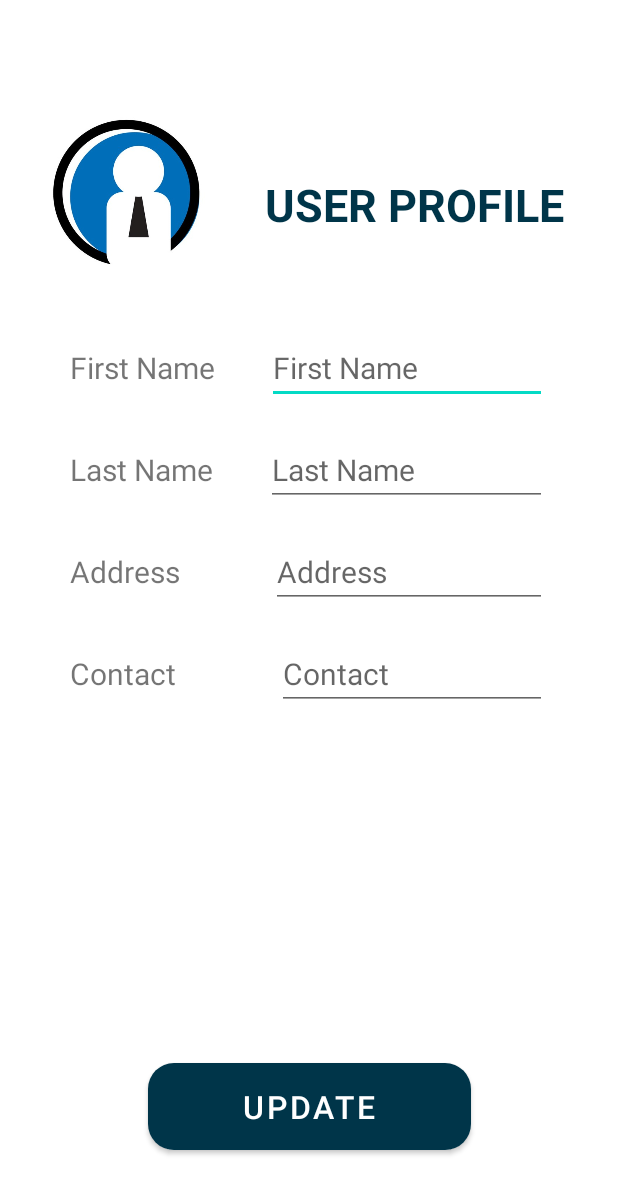
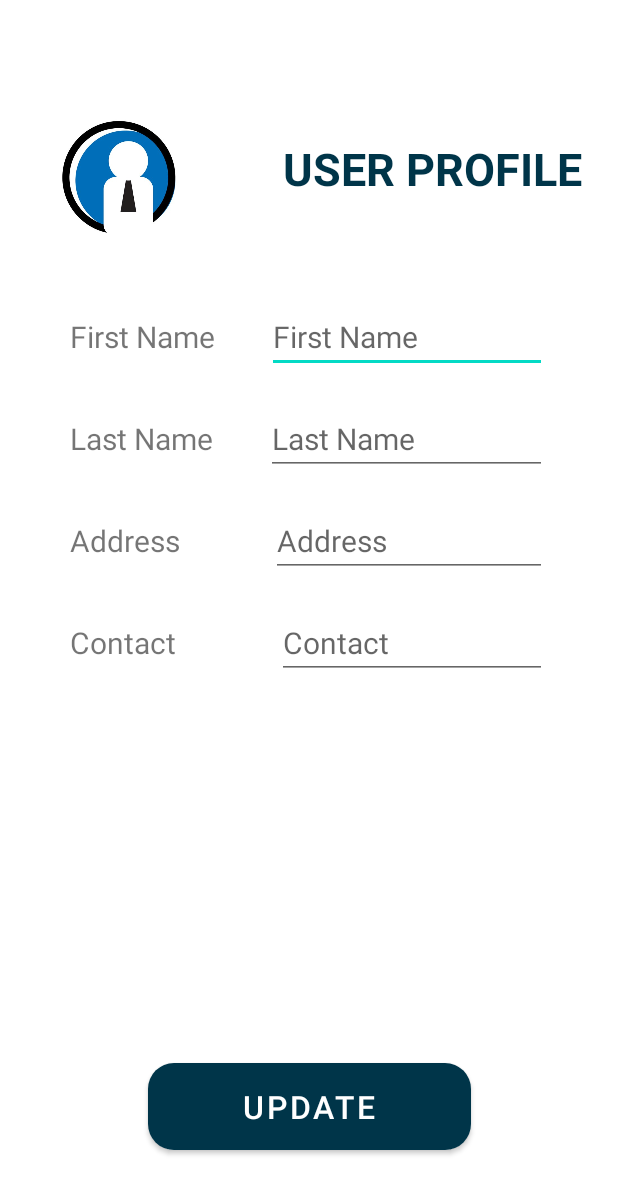
Before and after one commit to 133pppal2001/E-ATTENDANCE.., an Android app: the Profile screen opened directly, with no data from a screen before it, on a phone screen of 412 x 824 dp. Shown: the top 1194 px of the screen. Run offline under Robolectric (Android 15) with nearby library versions, the phone set to English and light mode, and no system bars; our stand-ins replace Firebase (no records; nobody signed in at launch, a user with empty details on screens opened directly); 4 statements that could not run were skipped.

Commit message:
Initial Commit

```diff
--- a/app/src/main/res/layout/activity_profile.xml
+++ b/app/src/main/res/layout/activity_profile.xml
@@ -129,10 +129,10 @@
         android:id="@+id/uprof"
         android:layout_width="wrap_content"
         android:layout_height="wrap_content"
-        android:layout_marginTop="116dp"
-        android:layout_marginEnd="36dp"
-        android:layout_marginRight="36dp"
-        android:text="USER PROFILE"
+        android:layout_marginTop="92dp"
+        android:layout_marginEnd="24dp"
+        android:layout_marginRight="24dp"
+        android:text="@string/user_profile"
         android:textColor="#003549"
         android:textSize="30dp"
         android:textStyle="bold"
@@ -158,15 +158,15 @@
 
     <ImageView
         android:id="@+id/imageView6"
-        android:layout_width="150dp"
-        android:layout_height="150dp"
+        android:layout_width="116dp"
+        android:layout_height="129dp"
         android:layout_marginStart="9dp"
         android:layout_marginLeft="9dp"
         android:layout_marginTop="54dp"
         android:layout_marginBottom="7dp"
         app:layout_constraintBottom_toTopOf="@+id/linearLayout"
         app:layout_constraintEnd_toStartOf="@+id/uprof"
-        app:layout_constraintHorizontal_bias="0.0"
+        app:layout_constraintHorizontal_bias="0.194"
         app:layout_constraintStart_toStartOf="parent"
         app:layout_constraintTop_toTopOf="parent"
         app:srcCompat="@drawable/profil" />
--- a/app/src/main/res/values/strings.xml
+++ b/app/src/main/res/values/strings.xml
@@ -7,4 +7,5 @@
     <string name="logout">Logout</string>
     <string name="profile">View Profile</string>
     <string name="mark_attendance">Mark Attendance</string>
+    <string name="user_profile">USER PROFILE</string>
 </resources>
```
Also changed, not shown: app/src/main/res/drawable/splashh.png (deleted).
